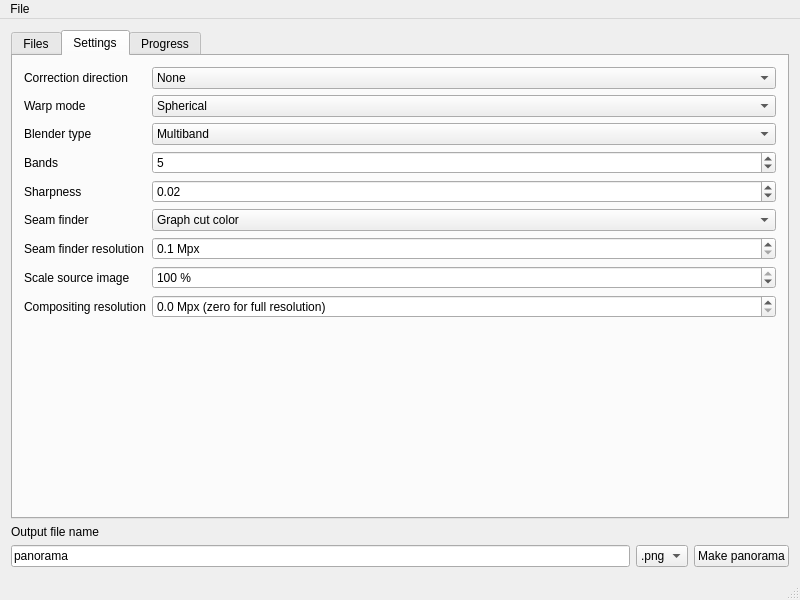
First picture: the form in mainwindow.ui, repository qchateau/AutoPanorama, before the edit.
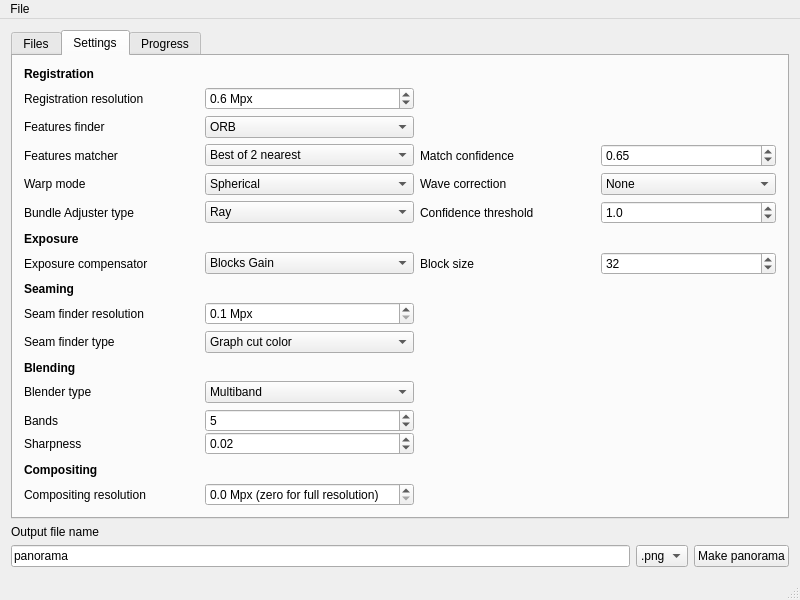
Second picture: the form after the edit. The open tabs and pages were chosen to show the change.

The edit to the form file:
```diff
--- a/mainwindow.ui
+++ b/mainwindow.ui
@@ -14,11 +14,18 @@
    <string>AutoPanorama</string>
   </property>
   <widget class="QWidget" name="centralWidget">
-   <layout class="QVBoxLayout" name="verticalLayout_2">
-    <item>
+   <layout class="QGridLayout" name="gridLayout">
+    <item row="1" column="0">
+     <widget class="QLabel" name="output_label">
+      <property name="text">
+       <string>Output file name</string>
+      </property>
+     </widget>
+    </item>
+    <item row="0" column="0">
      <widget class="QTabWidget" name="mainWidget">
       <property name="currentIndex">
-       <number>0</number>
+       <number>1</number>
       </property>
       <widget class="QWidget" name="tabMain">
        <attribute name="title">
@@ -27,8 +34,11 @@
        <layout class="QVBoxLayout" name="verticalLayout">
         <item>
          <widget class="QTreeView" name="fsView">
+          <property name="defaultDropAction">
+           <enum>Qt::LinkAction</enum>
+          </property>
           <property name="selectionMode">
-           <enum>QAbstractItemView::MultiSelection</enum>
+           <enum>QAbstractItemView::ExtendedSelection</enum>
           </property>
           <attribute name="headerStretchLastSection">
            <bool>false</bool>
@@ -52,41 +62,175 @@
        <attribute name="title">
         <string>Settings</string>
        </attribute>
-       <layout class="QFormLayout" name="formLayout_2">
-        <item row="0" column="0">
-         <widget class="QLabel" name="wavecorkind_label">
+       <layout class="QGridLayout" name="gridLayout_2">
+        <item row="18" column="0">
+         <layout class="QVBoxLayout" name="verticalLayout_2">
+          <property name="spacing">
+           <number>0</number>
+          </property>
+          <property name="sizeConstraint">
+           <enum>QLayout::SetMinimumSize</enum>
+          </property>
+          <item>
+           <widget class="QLabel" name="nbands_label">
+            <property name="text">
+             <string>Bands</string>
+            </property>
+           </widget>
+          </item>
+          <item>
+           <widget class="QLabel" name="sharpness_label">
+            <property name="enabled">
+             <bool>true</bool>
+            </property>
+            <property name="text">
+             <string>Sharpness</string>
+            </property>
+           </widget>
+          </item>
+         </layout>
+        </item>
+        <item row="18" column="1">
+         <layout class="QVBoxLayout" name="verticalLayout_5">
+          <property name="spacing">
+           <number>0</number>
+          </property>
+          <property name="sizeConstraint">
+           <enum>QLayout::SetMinimumSize</enum>
+          </property>
+          <item>
+           <widget class="QSpinBox" name="nbands_spinbox">
+            <property name="minimum">
+             <number>1</number>
+            </property>
+            <property name="maximum">
+             <number>100</number>
+            </property>
+            <property name="value">
+             <number>5</number>
+            </property>
+           </widget>
+          </item>
+          <item>
+           <widget class="QDoubleSpinBox" name="sharpness_spinbox">
+            <property name="enabled">
+             <bool>true</bool>
+            </property>
+            <property name="maximum">
+             <double>1.000000000000000</double>
+            </property>
+            <property name="singleStep">
+             <double>0.010000000000000</double>
+            </property>
+            <property name="value">
+             <double>0.020000000000000</double>
+            </property>
+           </widget>
+          </item>
+         </layout>
+        </item>
+        <item row="13" column="0">
+         <widget class="QLabel" name="seamfinderres_label">
           <property name="text">
-           <string>Correction direction</string>
+           <string>Seam finder resolution</string>
           </property>
          </widget>
         </item>
-        <item row="0" column="1">
-         <widget class="QComboBox" name="wavecorkind_combobox">
+        <item row="15" column="0">
+         <spacer name="verticalSpacer_4">
+          <property name="orientation">
+           <enum>Qt::Vertical</enum>
+          </property>
+          <property name="sizeHint" stdset="0">
+           <size>
+            <width>20</width>
+            <height>40</height>
+           </size>
+          </property>
+         </spacer>
+        </item>
+        <item row="13" column="1">
+         <widget class="QDoubleSpinBox" name="seamfinderres_spinbox">
+          <property name="suffix">
+           <string> Mpx</string>
+          </property>
+          <property name="decimals">
+           <number>1</number>
+          </property>
+          <property name="minimum">
+           <double>0.100000000000000</double>
+          </property>
+          <property name="maximum">
+           <double>10.000000000000000</double>
+          </property>
+          <property name="singleStep">
+           <double>0.100000000000000</double>
+          </property>
+         </widget>
+        </item>
+        <item row="4" column="1">
+         <widget class="QComboBox" name="featuresfinder_combobox">
+          <property name="enabled">
+           <bool>true</bool>
+          </property>
+          <item>
+           <property name="text">
+            <string>ORB</string>
+           </property>
+          </item>
+          <item>
+           <property name="text">
+            <string>SURF</string>
+           </property>
+          </item>
+         </widget>
+        </item>
+        <item row="25" column="1">
+         <widget class="QDoubleSpinBox" name="compositingres_spinbox">
+          <property name="prefix">
+           <string/>
+          </property>
+          <property name="suffix">
+           <string> Mpx (zero for full resolution)</string>
+          </property>
+          <property name="decimals">
+           <number>1</number>
+          </property>
+          <property name="maximum">
+           <double>100.000000000000000</double>
+          </property>
+         </widget>
+        </item>
+        <item row="10" column="1">
+         <widget class="QComboBox" name="expcomp_combobox">
+          <property name="enabled">
+           <bool>true</bool>
+          </property>
+          <item>
+           <property name="text">
+            <string>Blocks Gain</string>
+           </property>
+          </item>
+          <item>
+           <property name="text">
+            <string>Gain</string>
+           </property>
+          </item>
           <item>
            <property name="text">
             <string>None</string>
            </property>
           </item>
-          <item>
-           <property name="text">
-            <string>Horizontal</string>
-           </property>
-          </item>
-          <item>
-           <property name="text">
-            <string>Vertical</string>
-           </property>
-          </item>
          </widget>
         </item>
-        <item row="1" column="0">
+        <item row="6" column="0">
          <widget class="QLabel" name="cut_label">
           <property name="text">
            <string>Warp mode</string>
           </property>
          </widget>
         </item>
-        <item row="1" column="1">
+        <item row="6" column="1">
          <widget class="QComboBox" name="warpmode_combobox">
           <item>
            <property name="text">
@@ -105,14 +249,84 @@
           </item>
          </widget>
         </item>
-        <item row="2" column="0">
+        <item row="6" column="5">
+         <widget class="QComboBox" name="wavecorkind_combobox">
+          <item>
+           <property name="text">
+            <string>None</string>
+           </property>
+          </item>
+          <item>
+           <property name="text">
+            <string>Horizontal</string>
+           </property>
+          </item>
+          <item>
+           <property name="text">
+            <string>Vertical</string>
+           </property>
+          </item>
+         </widget>
+        </item>
+        <item row="6" column="4">
+         <widget class="QLabel" name="wavecorkind_label">
+          <property name="text">
+           <string>Wave correction</string>
+          </property>
+         </widget>
+        </item>
+        <item row="10" column="0">
+         <widget class="QLabel" name="expcom_label">
+          <property name="text">
+           <string>Exposure compensator</string>
+          </property>
+         </widget>
+        </item>
+        <item row="11" column="0">
+         <spacer name="verticalSpacer_6">
+          <property name="orientation">
+           <enum>Qt::Vertical</enum>
+          </property>
+          <property name="sizeHint" stdset="0">
+           <size>
+            <width>20</width>
+            <height>40</height>
+           </size>
+          </property>
+         </spacer>
+        </item>
+        <item row="7" column="1">
+         <widget class="QComboBox" name="bundleadj_combobox">
+          <property name="enabled">
+           <bool>true</bool>
+          </property>
+          <item>
+           <property name="text">
+            <string>Ray</string>
+           </property>
+          </item>
+          <item>
+           <property name="text">
+            <string>Reproj</string>
+           </property>
+          </item>
+         </widget>
+        </item>
+        <item row="4" column="0">
+         <widget class="QLabel" name="featuresfinder_label">
+          <property name="text">
+           <string>Features finder</string>
+          </property>
+         </widget>
+        </item>
+        <item row="17" column="0">
          <widget class="QLabel" name="blendertype_label">
           <property name="text">
            <string>Blender type</string>
           </property>
          </widget>
         </item>
-        <item row="2" column="1">
+        <item row="17" column="1">
          <widget class="QComboBox" name="blendertype_combobox">
           <item>
            <property name="text">
@@ -126,60 +340,216 @@
           </item>
          </widget>
         </item>
-        <item row="4" column="0">
-         <widget class="QLabel" name="nbands_label">
+        <item row="1" column="0">
+         <widget class="QLabel" name="regres_label">
           <property name="text">
-           <string>Bands</string>
+           <string>Registration resolution</string>
           </property>
          </widget>
         </item>
-        <item row="4" column="1">
-         <widget class="QSpinBox" name="nbands_spinbox">
-          <property name="minimum">
+        <item row="1" column="1">
+         <widget class="QDoubleSpinBox" name="regres_spinbox">
+          <property name="suffix">
+           <string> Mpx</string>
+          </property>
+          <property name="decimals">
            <number>1</number>
           </property>
-          <property name="maximum">
-           <number>100</number>
+          <property name="minimum">
+           <double>0.100000000000000</double>
+          </property>
+          <property name="singleStep">
+           <double>0.100000000000000</double>
           </property>
           <property name="value">
-           <number>5</number>
+           <double>0.600000000000000</double>
+          </property>
+         </widget>
+        </item>
+        <item row="7" column="4">
+         <widget class="QLabel" name="confth_label">
+          <property name="text">
+           <string>Confidence threshold</string>
+          </property>
+         </widget>
+        </item>
+        <item row="9" column="0">
+         <widget class="QLabel" name="exposure_label">
+          <property name="font">
+           <font>
+            <weight>75</weight>
+            <bold>true</bold>
+           </font>
+          </property>
+          <property name="text">
+           <string>Exposure</string>
           </property>
          </widget>
         </item>
         <item row="5" column="0">
-         <widget class="QLabel" name="sharpness_label">
-          <property name="enabled">
-           <bool>true</bool>
+         <widget class="QLabel" name="featuresmatcher_label">
+          <property name="text">
+           <string>Features matcher</string>
           </property>
+         </widget>
+        </item>
+        <item row="16" column="0">
+         <widget class="QLabel" name="blending_label">
+          <property name="font">
+           <font>
+            <weight>75</weight>
+            <bold>true</bold>
+           </font>
+          </property>
           <property name="text">
-           <string>Sharpness</string>
+           <string>Blending</string>
           </property>
          </widget>
         </item>
+        <item row="8" column="0">
+         <spacer name="verticalSpacer_3">
+          <property name="orientation">
+           <enum>Qt::Vertical</enum>
+          </property>
+          <property name="sizeHint" stdset="0">
+           <size>
+            <width>20</width>
+            <height>40</height>
+           </size>
+          </property>
+         </spacer>
+        </item>
         <item row="5" column="1">
-         <widget class="QDoubleSpinBox" name="sharpness_spinbox">
+         <widget class="QComboBox" name="featuresmatcher_combobox">
           <property name="enabled">
            <bool>true</bool>
           </property>
-          <property name="maximum">
+          <item>
+           <property name="text">
+            <string>Best of 2 nearest</string>
+           </property>
+          </item>
+         </widget>
+        </item>
+        <item row="23" column="0">
+         <spacer name="verticalSpacer_5">
+          <property name="orientation">
+           <enum>Qt::Vertical</enum>
+          </property>
+          <property name="sizeHint" stdset="0">
+           <size>
+            <width>20</width>
+            <height>40</height>
+           </size>
+          </property>
+         </spacer>
+        </item>
+        <item row="24" column="0">
+         <widget class="QLabel" name="compositing_label">
+          <property name="font">
+           <font>
+            <weight>75</weight>
+            <bold>true</bold>
+           </font>
+          </property>
+          <property name="text">
+           <string>Compositing</string>
+          </property>
+         </widget>
+        </item>
+        <item row="7" column="5">
+         <widget class="QDoubleSpinBox" name="confth_spinbox">
+          <property name="enabled">
+           <bool>true</bool>
+          </property>
+          <property name="decimals">
+           <number>1</number>
+          </property>
+          <property name="minimum">
+           <double>0.100000000000000</double>
+          </property>
+          <property name="singleStep">
+           <double>0.100000000000000</double>
+          </property>
+          <property name="value">
            <double>1.000000000000000</double>
           </property>
-          <property name="singleStep">
-           <double>0.010000000000000</double>
+         </widget>
+        </item>
+        <item row="5" column="4">
+         <widget class="QLabel" name="featuresmatcherconf_label">
+          <property name="text">
+           <string>Match confidence</string>
           </property>
-          <property name="value">
-           <double>0.020000000000000</double>
-          </property>
          </widget>
         </item>
-        <item row="6" column="0">
+        <item row="14" column="0">
          <widget class="QLabel" name="seamfindermode_label">
           <property name="text">
-           <string>Seam finder</string>
+           <string>Seam finder type</string>
           </property>
          </widget>
         </item>
-        <item row="6" column="1">
+        <item row="25" column="0">
+         <widget class="QLabel" name="compositingres_label">
+          <property name="text">
+           <string>Compositing resolution</string>
+          </property>
+         </widget>
+        </item>
+        <item row="0" column="0">
+         <widget class="QLabel" name="registration_label">
+          <property name="font">
+           <font>
+            <weight>75</weight>
+            <bold>true</bold>
+           </font>
+          </property>
+          <property name="text">
+           <string>Registration</string>
+          </property>
+         </widget>
+        </item>
+        <item row="7" column="0">
+         <widget class="QLabel" name="bundleadj_label">
+          <property name="text">
+           <string>Bundle Adjuster type</string>
+          </property>
+         </widget>
+        </item>
+        <item row="5" column="5">
+         <widget class="QDoubleSpinBox" name="featuresmatcherconf_spinbox">
+          <property name="enabled">
+           <bool>true</bool>
+          </property>
+          <property name="minimum">
+           <double>0.100000000000000</double>
+          </property>
+          <property name="maximum">
+           <double>100.000000000000000</double>
+          </property>
+          <property name="singleStep">
+           <double>0.050000000000000</double>
+          </property>
+          <property name="value">
+           <double>0.650000000000000</double>
+          </property>
+         </widget>
+        </item>
+        <item row="12" column="0">
+         <widget class="QLabel" name="seaming_label">
+          <property name="font">
+           <font>
+            <weight>75</weight>
+            <bold>true</bold>
+           </font>
+          </property>
+          <property name="text">
+           <string>Seaming</string>
+          </property>
+         </widget>
+        </item>
+        <item row="14" column="1">
          <widget class="QComboBox" name="seamfindermode_combobox">
           <item>
            <property name="text">
@@ -203,81 +573,29 @@
           </item>
          </widget>
         </item>
-        <item row="7" column="0">
-         <widget class="QLabel" name="seamfinderres_label">
-          <property name="text">
-           <string>Seam finder resolution</string>
+        <item row="10" column="4">
+         <widget class="QLabel" name="blocksize_label">
+          <property name="enabled">
+           <bool>true</bool>
           </property>
-         </widget>
-        </item>
-        <item row="7" column="1">
-         <widget class="QDoubleSpinBox" name="seamfinderres_spinbox">
-          <property name="suffix">
-           <string> Mpx</string>
-          </property>
-          <property name="decimals">
-           <number>1</number>
-          </property>
-          <property name="minimum">
-           <double>0.100000000000000</double>
-          </property>
-          <property name="maximum">
-           <double>10.000000000000000</double>
-          </property>
-          <property name="singleStep">
-           <double>0.100000000000000</double>
-          </property>
-         </widget>
-        </item>
-        <item row="8" column="0">
-         <widget class="QLabel" name="downscale_label">
           <property name="text">
-           <string>Scale source image</string>
+           <string>Block size</string>
           </property>
          </widget>
         </item>
-        <item row="8" column="1">
-         <widget class="QDoubleSpinBox" name="downscale_spinbox">
-          <property name="suffix">
-           <string> %</string>
+        <item row="10" column="5">
+         <widget class="QSpinBox" name="blocksize_spinbox">
+          <property name="enabled">
+           <bool>true</bool>
           </property>
-          <property name="decimals">
-           <number>0</number>
-          </property>
           <property name="minimum">
-           <double>10.000000000000000</double>
+           <number>8</number>
           </property>
           <property name="maximum">
-           <double>100.000000000000000</double>
-          </property>
-          <property name="singleStep">
-           <double>10.000000000000000</double>
+           <number>128</number>
           </property>
           <property name="value">
-           <double>100.000000000000000</double>
-          </property>
-         </widget>
-        </item>
-        <item row="9" column="0">
-         <widget class="QLabel" name="compositingres_label">
-          <property name="text">
-           <string>Compositing resolution</string>
-          </property>
-         </widget>
-        </item>
-        <item row="9" column="1">
-         <widget class="QDoubleSpinBox" name="compositingres_spinbox">
-          <property name="prefix">
-           <string/>
-          </property>
-          <property name="suffix">
-           <string> Mpx (zero for full resolution)</string>
-          </property>
-          <property name="decimals">
-           <number>1</number>
-          </property>
-          <property name="maximum">
-           <double>100.000000000000000</double>
+           <number>32</number>
           </property>
          </widget>
         </item>
@@ -366,14 +684,7 @@
       </widget>
      </widget>
     </item>
-    <item>
-     <widget class="QLabel" name="output_label">
-      <property name="text">
-       <string>Output file name</string>
-      </property>
-     </widget>
-    </item>
-    <item>
+    <item row="2" column="0">
      <layout class="QHBoxLayout" name="layoutOutput">
       <item>
        <widget class="QLineEdit" name="output_filename_lineedit">
```
Left out of the diff: 17 changed lines with no effect on the pictures.
